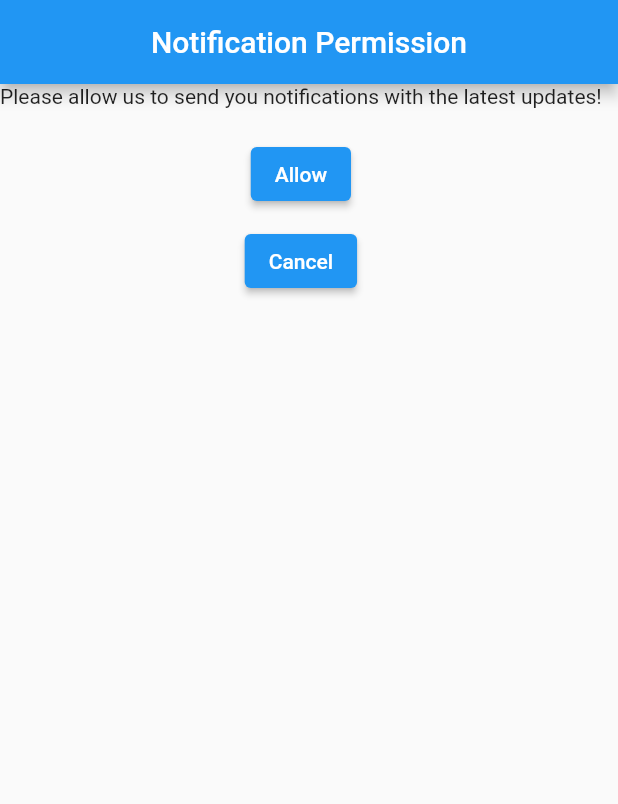
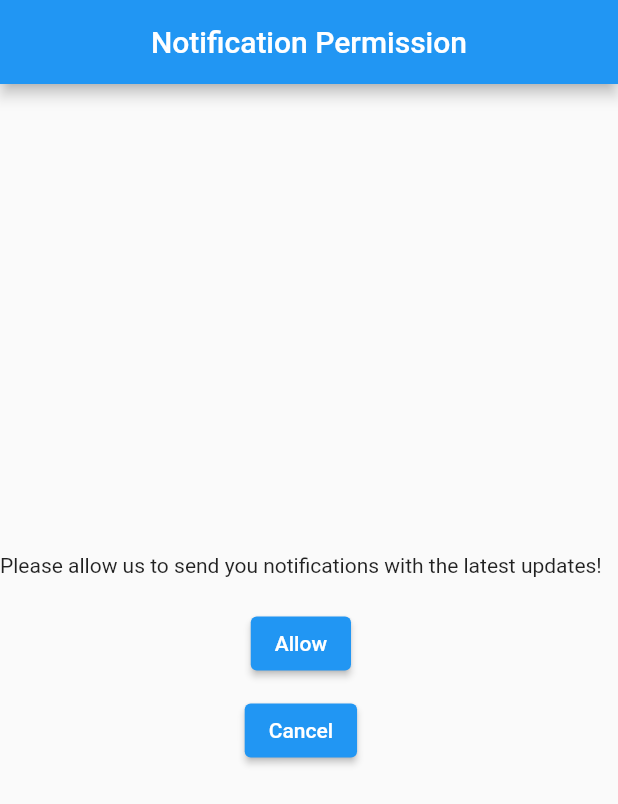
Before and after one commit to ReemOnez/clean_architecture, a Flutter app: the screen it shows after launch, after a tap on "Allow", on a phone screen of 412 x 824 dp. Shown: the top 804 px of the screen. Run offline on Flutter 3.47's test engine with Material 2 defaults, Android fonts, the phone set to English and light mode, and no system bars; our stand-ins replace connectivity_plus, dio, flutter_bloc, freezed_annotation, get_it, permission_handler and 2 more; accounts and stored records are empty; Roboto replaces fonts that are missing (here we write the font family we choose); statements that could not run were skipped.

Commit message:
last updates

```diff
--- a/lib/core/domain/repositories/base_repository.dart
+++ b/lib/core/domain/repositories/base_repository.dart
@@ -1,6 +1,6 @@
 import 'package:clean_project/core/data/models/data_result_model.dart';
 import 'package:clean_project/core/data/models/failure_model.dart';
-import 'package:clean_project/core/services/connectivity_service.dart';
+import 'package:clean_project/core/services/connectivity_service/connectivity_service.dart';
 import 'package:clean_project/core/services/connectivity_service_interface.dart';
 
 abstract class BaseRepository {
--- a/lib/core/services/connectivity_service.dart
+++ b/lib/core/services/connectivity_service/connectivity_service.dart
@@ -1,4 +1,4 @@
-import 'package:clean_project/core/services/connectivity_service_interface.dart';
+import 'package:clean_project/core/services/connectivity_service/connectivity_service_interface.dart';
 import 'package:connectivity_plus/connectivity_plus.dart';
 import 'package:flutter/cupertino.dart';
 import 'package:flutter/services.dart';
--- a/lib/features/notifications/presentation/notifications_permission_screen.dart
+++ b/lib/features/notifications/presentation/notifications_permission_screen.dart
@@ -1,4 +1,5 @@
 import 'package:flutter/material.dart';
+import 'package:permission_handler/permission_handler.dart';
 
 class NotificationsPermissionScreen extends StatefulWidget {
   const NotificationsPermissionScreen({Key? key}) : super(key: key);
@@ -16,8 +17,7 @@ class _NotificationsPermissionScreenState extends State<NotificationsPermissionS
         centerTitle: true,
         title: const Text('Notification Permission'),
       ),
-      body: SingleChildScrollView(
-        child: Column(
+      body: Column(
         mainAxisAlignment: MainAxisAlignment.center,
         crossAxisAlignment: CrossAxisAlignment.center,
         children: [
@@ -25,14 +25,27 @@ class _NotificationsPermissionScreenState extends State<NotificationsPermissionS
           const SizedBox(
             height: 20,
           ),
-            ElevatedButton(onPressed: () async {}, child: const Text('Allow')),
+          ElevatedButton(onPressed: () async {
+            final permissionDeniedBefore = ref.watch(sharedPreferencesProvider).isPermissionDenied;
+            if (!permissionDeniedBefore) {
+              await ref.watch(notificationPermissionProvider.notifier).requestNotificationPermission().then((permission) {
+                if (permission == PermissionStatus.granted) {
+                  ref.read(mixPanelProvider).trackMixpanelEvent(MixpanelEventsTypes.signUpScreen);
+                  Navigator.of(context).pushReplacementNamed(PhoneNumberScreen.routeName);
+                } else {
+                  ref.watch(sharedPreferencesProvider).savePermissionDeniedBefore(true);
+                }
+              });
+            } else {
+              openAppSettings();
+            }
+          }, child: const Text('Allow')),
           const SizedBox(
             height: 10,
           ),
           ElevatedButton(onPressed: () async {}, child: const Text('Cancel')),
         ],
       ),
-      ),
     ));
   }
 }
```
Also changed, not shown: lib/core/services/permissions_handler/permission_handler_service.dart (+40 -0 lines), lib/main.dart (+40 -0 lines), lib/core/services/connectivity_service/connectivity_service_interface.dart (renamed from lib/core/services/connectivity_service_interface.dart). Lines whose indentation alone changed are shown as unchanged.
